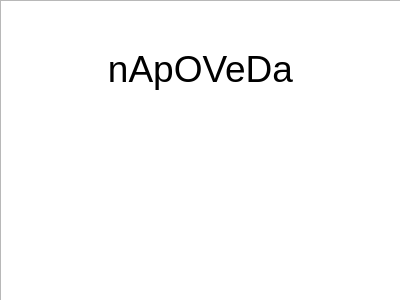
Qt form helpdialog.ui (Ainwar/IVS---Fetylegg-calculator) before a commit.
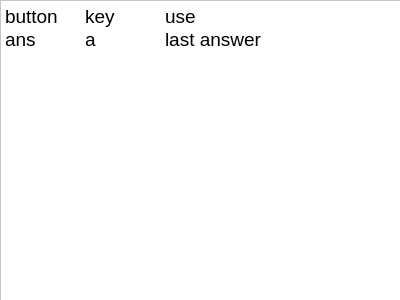
The same form after that commit.

Commit message: GUI is done; waiting for mathlib to implement it; all buttons connected, doing what they should, only help text is not completed and maybe some stylistic changes will be made

Diff of the .ui file:
```diff
--- a/helpdialog.ui
+++ b/helpdialog.ui
@@ -23,15 +23,16 @@
     </rect>
    </property>
    <property name="styleSheet">
-    <string notr="true">font: 700 italic 28pt &quot;Comic Sans MS&quot;;</string>
+    <string notr="true">font:14pt &quot;Comic Sans MS&quot;;
+background-color: rgb(255, 255, 255);</string>
    </property>
    <property name="html">
     <string>&lt;!DOCTYPE HTML PUBLIC &quot;-//W3C//DTD HTML 4.0//EN&quot; &quot;http://www.w3.org/TR/REC-html40/strict.dtd&quot;&gt;
 &lt;html&gt;&lt;head&gt;&lt;meta name=&quot;qrichtext&quot; content=&quot;1&quot; /&gt;&lt;meta charset=&quot;utf-8&quot; /&gt;&lt;style type=&quot;text/css&quot;&gt;
 p, li { white-space: pre-wrap; }
-&lt;/style&gt;&lt;/head&gt;&lt;body style=&quot; font-family:'Comic Sans MS'; font-size:28pt; font-weight:700; font-style:italic;&quot;&gt;
-&lt;p align=&quot;center&quot; style=&quot;-qt-paragraph-type:empty; margin-top:0px; margin-bottom:0px; margin-left:0px; margin-right:0px; -qt-block-indent:0; text-indent:0px;&quot;&gt;&lt;br /&gt;&lt;/p&gt;
-&lt;p align=&quot;center&quot; style=&quot; margin-top:0px; margin-bottom:0px; margin-left:0px; margin-right:0px; -qt-block-indent:0; text-indent:0px;&quot;&gt;&lt;span style=&quot; font-weight:400; font-style:normal;&quot;&gt;nApOVeDa&lt;/span&gt;&lt;/p&gt;&lt;/body&gt;&lt;/html&gt;</string>
+&lt;/style&gt;&lt;/head&gt;&lt;body style=&quot; font-family:'Comic Sans MS'; font-size:14pt; font-weight:400; font-style:normal;&quot;&gt;
+&lt;p style=&quot; margin-top:0px; margin-bottom:0px; margin-left:0px; margin-right:0px; -qt-block-indent:0; text-indent:0px;&quot;&gt;button	key	use&lt;/p&gt;
+&lt;p style=&quot; margin-top:0px; margin-bottom:0px; margin-left:0px; margin-right:0px; -qt-block-indent:0; text-indent:0px;&quot;&gt;ans	a	last answer&lt;/p&gt;&lt;/body&gt;&lt;/html&gt;</string>
    </property>
   </widget>
  </widget>
```
The commit also changes 8 other files.
